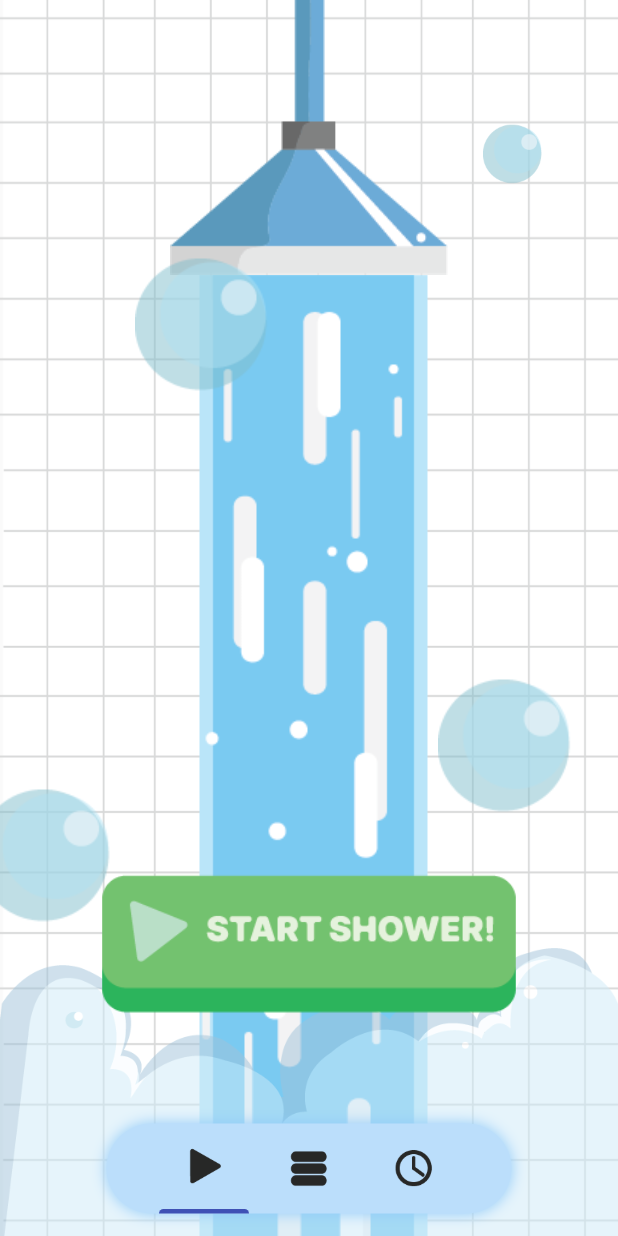
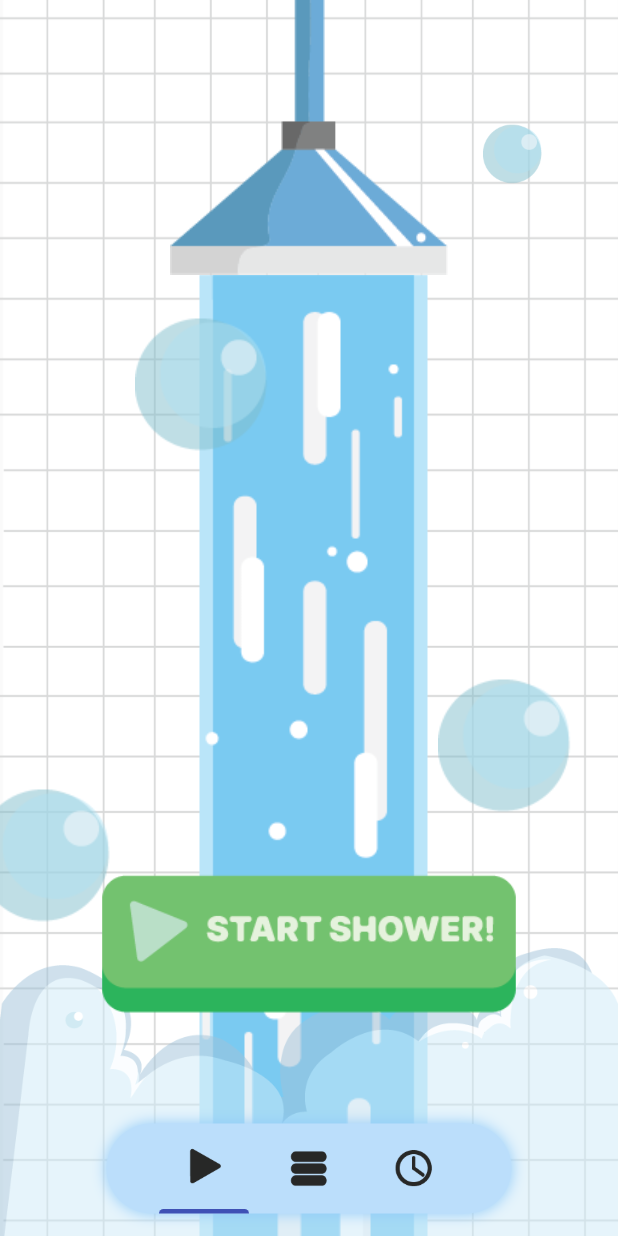
Before and after one commit to theKooker/hackaTum_InterhypApp, a Flutter app: the screen it shows after launch, on a phone screen of 412 x 824 dp. Run offline on Flutter 3.47's test engine with Material 2 defaults, Android fonts, the phone set to English and light mode, and no system bars; our stand-ins replace fl_chart, shared_preferences, stop_watch_timer.

```diff
--- a/shower_tracking_app/lib/main.dart
+++ b/shower_tracking_app/lib/main.dart
@@ -24,7 +24,7 @@ class _AppState extends State<App> {
         fontFamily: 'Custom',
       ),
       home: FutureBuilder(
-        future: Future.delayed(const Duration(milliseconds: 500)),
+        future: Future.delayed(const Duration(milliseconds: 1000)),
         builder: (c, s) => s.connectionState == ConnectionState.done
             ? const RouterPage()
             : const SplashScreen(),
--- a/shower_tracking_app/lib/pages/recording_page.dart
+++ b/shower_tracking_app/lib/pages/recording_page.dart
@@ -76,7 +76,7 @@ class _RecordingPageState extends State<RecordingPage> {
             ),
           ),
           Positioned(
-            top: 80,
+            top: 120,
             left: 10,
             child: Image.asset(
               "assets/images/SmallBubble_SmallBubble.png",
```
Also changed, not shown: 3 other files.
